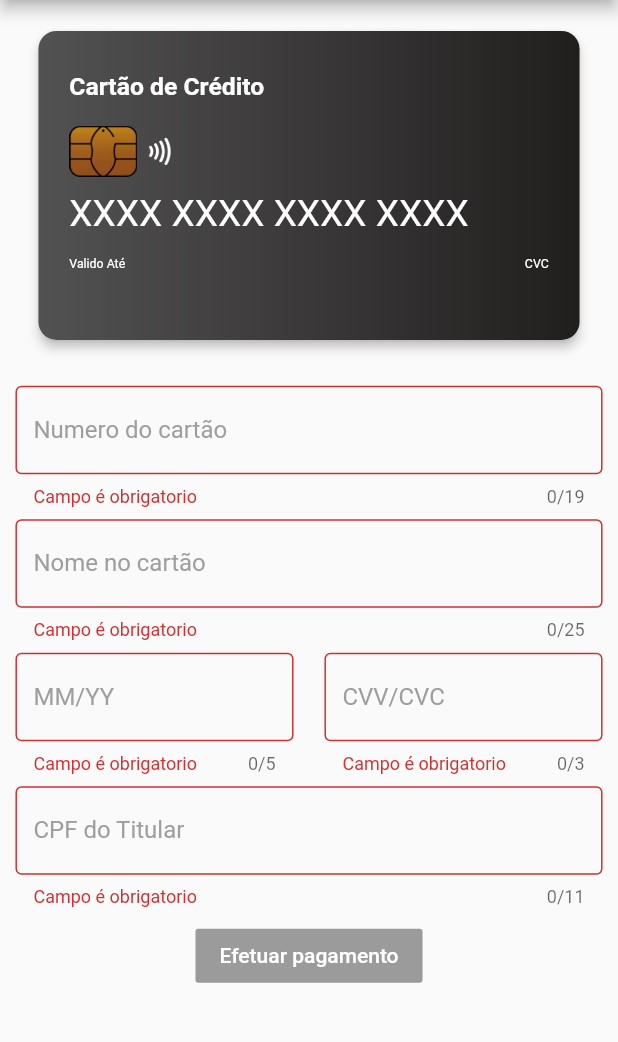
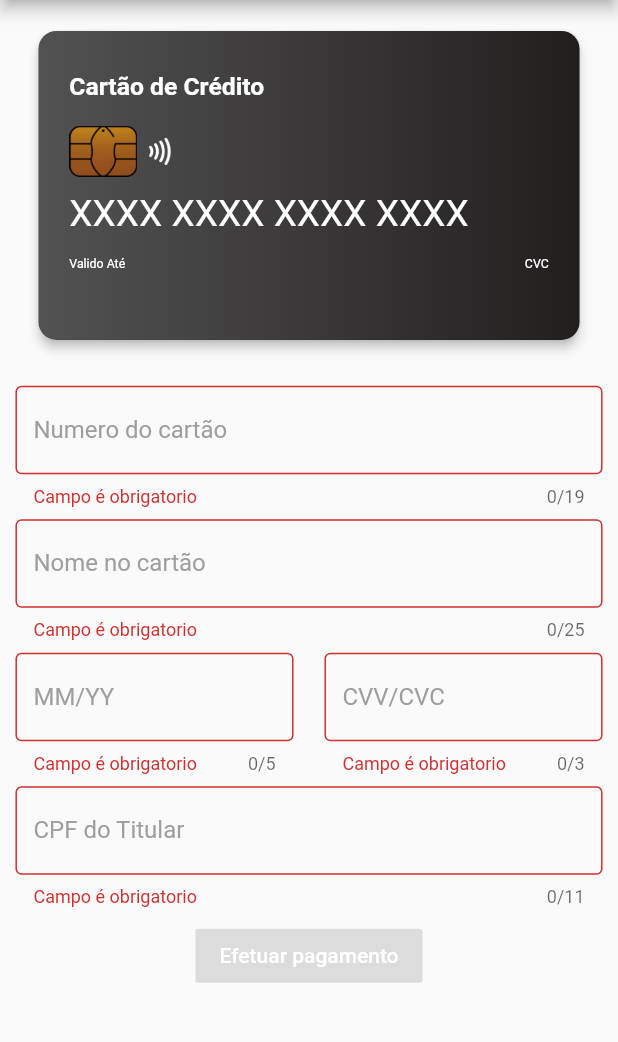
Before and after one commit to weldonsouza/flutter_credit_card_detector, a Flutter app: the screen it shows after launch, on a phone screen of 412 x 824 dp, the part 84-1126 px from its top. Run offline on Flutter 3.47's test engine with Material 2 defaults, Android fonts, the phone set to English and light mode, and no system bars; our stand-ins replace flutter_masked_text2.

Commit message:
Migrate to null safety

```diff
--- a/example/lib/main.dart
+++ b/example/lib/main.dart
@@ -26,8 +26,8 @@ class MyApp extends StatelessWidget {
 }
 
 class MyHomePage extends StatefulWidget {
-  MyHomePage({Key key, this.title}) : super(key: key);
-  final String title;
+  MyHomePage({Key? key, this.title}) : super(key: key);
+  final String? title;
 
   @override
   _MyHomePageState createState() => _MyHomePageState();
--- a/example/pubspec.yaml
+++ b/example/pubspec.yaml
@@ -4,7 +4,7 @@ description: A new Flutter application.
 version: 1.0.0+1
 
 environment:
-  sdk: ">=2.1.0 <3.0.0"
+  sdk: '>=2.12.0 <3.0.0'
 
 dependencies:
   flutter:
--- a/lib/src/screens/credit_card_widget.dart
+++ b/lib/src/screens/credit_card_widget.dart
@@ -412,8 +412,15 @@ class _CreditCardWidgetState extends State<CreditCardWidget> {
                 : _inputSectionColunm(),
             SizedBox(height: 8),
             //RaisedButton efetuar pagamento
-            RaisedButton(
-              color: widget.colorButton,
+            ElevatedButton(
+              style: ElevatedButton.styleFrom(
+                primary: widget.colorButton,
+                minimumSize: Size(88, 36),
+                padding: EdgeInsets.symmetric(horizontal: 16),
+                shape: const RoundedRectangleBorder(
+                  borderRadius: BorderRadius.all(Radius.circular(2)),
+                ),
+              ),
               onPressed: controller.isValid
                   ? () {
                       creditCardNumber = controller.number.replaceAll(' ', '');
--- a/pubspec.yaml
+++ b/pubspec.yaml
@@ -9,7 +9,7 @@ environment:
 dependencies:
   flutter:
     sdk: flutter
-  cupertino_icons: ^0.1.2
+  cupertino_icons:
   flutter_masked_text2: ^0.9.1
   intl: ^0.17.0
   provider: ^5.0.0
```
Also changed, not shown: pubspec.lock.
